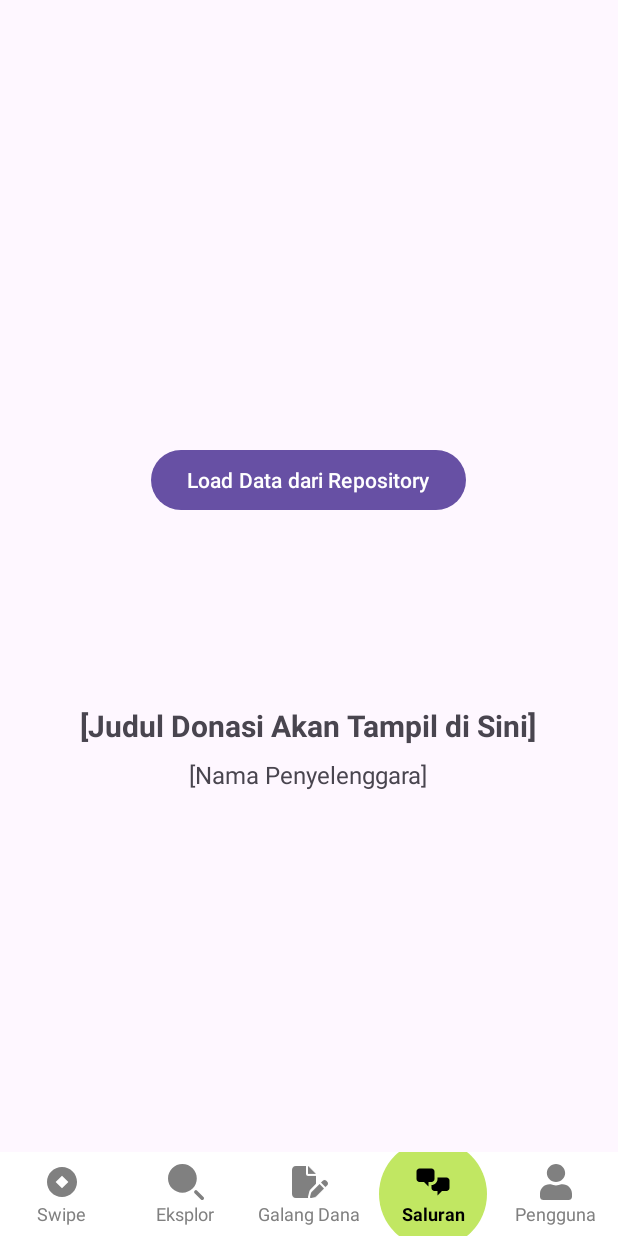
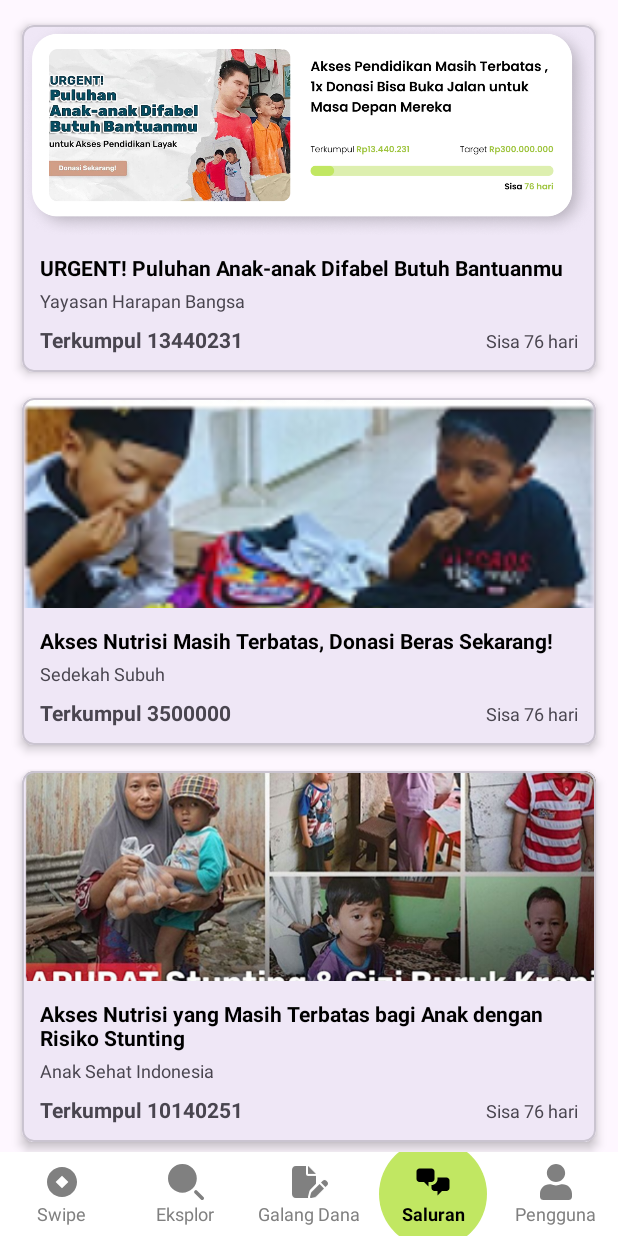
Before and after one commit to gresss27/Rahmat-UX, an Android app: the screen it shows after launch (MainActivity), item 4 of the bottom bar chosen, on a phone screen of 412 x 824 dp. Run offline under Robolectric (Android 15) with nearby library versions, the phone set to English and light mode, and no system bars.

Commit message:
Dummy Data Repository modified for recyclerview

```diff
--- a/app/src/main/java/com/example/rahmat_ux/SocialFragment.java
+++ b/app/src/main/java/com/example/rahmat_ux/SocialFragment.java
@@ -1,21 +1,23 @@
-package com.example.rahmat_ux; // Sesuaikan dengan nama paketmu
+package com.example.rahmat_ux;
 
 import android.os.Bundle;
 import android.view.LayoutInflater;
 import android.view.View;
 import android.view.ViewGroup;
-
 import androidx.annotation.NonNull;
 import androidx.annotation.Nullable;
 import androidx.fragment.app.Fragment;
+import androidx.recyclerview.widget.LinearLayoutManager;
 
-import com.example.rahmat_ux.data.DummyDataRepository; // Impor Repository
-import com.example.rahmat_ux.databinding.FragmentSocialBinding; // Impor Binding yang sesuai
-import com.example.rahmat_ux.model.Campaign; // Impor Model
+import com.example.rahmat_ux.adapter.CampaignAdapterTest; // Adapter diubah ke ...Test
+import com.example.rahmat_ux.data.DummyDataRepository;
+import com.example.rahmat_ux.databinding.FragmentSocialBinding; // Binding diubah ke FragmentSocialBinding
+import com.example.rahmat_ux.model.Campaign;
+
+import java.util.List;
 
 public class SocialFragment extends Fragment {
 
-    // Gunakan binding class yang sesuai dengan nama file XML
     private FragmentSocialBinding binding;
 
     @Nullable
@@ -29,19 +31,14 @@ public class SocialFragment extends Fragment {
     public void onViewCreated(@NonNull View view, @Nullable Bundle savedInstanceState) {
         super.onViewCreated(view, savedInstanceState);
 
-        // Beri aksi pada tombol
-        binding.buttonLoadData.setOnClickListener(new View.OnClickListener() {
-            @Override
-            public void onClick(View v) {
-                // Panggil method dari repository untuk mendapatkan data
-                Campaign detail = DummyDataRepository.getDonationDetail();
+        List<Campaign> campaignList = DummyDataRepository.getCampaignList();
 
-                // Gunakan data dari objek 'detail' untuk mengisi komponen UI
-                binding.textViewDonationTitle.setText(detail.getTitle());
-                binding.textViewOrganizerName.setText("Penyelenggara: " + detail.getOrganizerName());
-                binding.imageViewOrganizerLogo.setImageResource(detail.getOrganizerImageResId());
-            }
-        });
+        // Gunakan adapter yang sudah diubah namanya
+        CampaignAdapterTest adapter = new CampaignAdapterTest(campaignList);
+
+        // Atur RecyclerView dengan ID yang sesuai
+        binding.recyclerViewSocial.setLayoutManager(new LinearLayoutManager(getContext()));
+        binding.recyclerViewSocial.setAdapter(adapter);
     }
 
     @Override
--- /dev/null
+++ b/app/src/main/java/com/example/rahmat_ux/adapter/CampaignAdapterTest.java
@@ -0,0 +1,56 @@
+package com.example.rahmat_ux.adapter;
+
+import android.view.LayoutInflater;
+import android.view.ViewGroup;
+import androidx.annotation.NonNull;
+import androidx.recyclerview.widget.RecyclerView;
+
+import com.example.rahmat_ux.databinding.ItemCampaignTestBinding; // Diubah ke ...TestBinding
+import com.example.rahmat_ux.model.Campaign;
+import java.util.List;
+
+public class CampaignAdapterTest extends RecyclerView.Adapter<CampaignAdapterTest.CampaignViewHolderTest> {
+
+    private final List<Campaign> campaignList;
+
+    public CampaignAdapterTest(List<Campaign> campaignList) {
+        this.campaignList = campaignList;
+    }
+
+    @NonNull
+    @Override
+    public CampaignViewHolderTest onCreateViewHolder(@NonNull ViewGroup parent, int viewType) {
+        // Inflate layout ...test.xml
+        ItemCampaignTestBinding binding = ItemCampaignTestBinding.inflate(LayoutInflater.from(parent.getContext()), parent, false);
+        return new CampaignViewHolderTest(binding);
+    }
+
+    @Override
+    public void onBindViewHolder(@NonNull CampaignViewHolderTest holder, int position) {
+        Campaign campaign = campaignList.get(position);
+        holder.bind(campaign);
+    }
+
+    @Override
+    public int getItemCount() {
+        return campaignList.size();
+    }
+
+    // ViewHolder class juga diubah namanya
+    public static class CampaignViewHolderTest extends RecyclerView.ViewHolder {
+        private final ItemCampaignTestBinding binding;
+
+        public CampaignViewHolderTest(ItemCampaignTestBinding binding) {
+            super(binding.getRoot());
+            this.binding = binding;
+        }
+
+        public void bind(Campaign campaign) {
+            binding.imageViewCampaign.setImageResource(campaign.getMainImageResId());
+            binding.textViewTitle.setText(campaign.getTitle());
+            binding.textViewOrganizer.setText(campaign.getOrganizerName());
+            binding.textViewAmount.setText("Terkumpul " + campaign.getAmountCollected()); // Di model pakai long, pastikan konversi ke String
+            binding.textViewTime.setText(campaign.getTimeRemaining());
+        }
+    }
+}
--- a/app/src/main/java/com/example/rahmat_ux/data/DummyDataRepository.java
+++ b/app/src/main/java/com/example/rahmat_ux/data/DummyDataRepository.java
@@ -1,27 +1,71 @@
 package com.example.rahmat_ux.data;
 
-// Impor kelas Model dan resource (R)
 import com.example.rahmat_ux.model.Campaign;
 import com.example.rahmat_ux.R;
 
+import java.util.ArrayList;
+import java.util.List;
+
 public class DummyDataRepository {
 
-    public static Campaign getDonationDetail() {
-        // Data palsu untuk detail donasi
-        return new Campaign(
+    public static List<Campaign> getCampaignList() {
+        List<Campaign> campaignList = new ArrayList<>();
+
+        // Data 1: Anak Difabel
+        campaignList.add(new Campaign(
+                "URGENT! Puluhan Anak-anak Difabel Butuh Bantuanmu",
+                R.drawable.campaign_difabel,
+                "10 Juli 2025", "Sisa 76 hari",
+                13440231L, 300000000L,
+                30, 50, 20,
+                "Bantu penuhi kebutuhan akses pendidikan yang layak untuk anak-anak difabel.",
+                "Yayasan Harapan Bangsa", "Lembaga Sosial", R.drawable.logo_organizer
+        ));
+
+        // Data 2: Sedekah Subuh (Beras)
+        campaignList.add(new Campaign(
+                "Akses Nutrisi Masih Terbatas, Donasi Beras Sekarang!",
+                R.drawable.campaign_beras,
+                "15 Juni 2025", "Sisa 76 hari",
+                3500000L, 25000000L,
+                90, 10, 5,
+                "Bantu pulihkan masa depan mereka dengan memenuhi kebutuhan pangan pokok.",
+                "Sedekah Subuh", "Komunitas Relawan", R.drawable.logo_organizer
+        ));
+
+        // Data 3: Stunting
+        campaignList.add(new Campaign(
+                "Akses Nutrisi yang Masih Terbatas bagi Anak dengan Risiko Stunting",
+                R.drawable.campaign_stunting,
+                "01 Juli 2025", "Sisa 76 hari",
+                10140251L, 250000000L,
+                85, 40, 60,
+                "ARURAT Stunting & Gizi Buruk Kronis. Cegah stunting dengan memberikan gizi terbaik.",
+                "Anak Sehat Indonesia", "Organisasi Kesehatan", R.drawable.logo_organizer
+        ));
+
+        // Data 4: Yatim Piatu Disabilitas (Buku)
+        campaignList.add(new Campaign(
+                "Yatim Difabel Butuh Dukungan! Donasi Buku, Hadirkan Harapan Lewat Pendidikan",
+                R.drawable.campaign_yatim,
+                "20 Juni 2025", "Sisa 76 hari",
+                5250000L, 50000000L,
+                10, 95, 15,
+                "Tanpa keluarga, mereka butuh uluran tangan kita. Buku adalah jendela dunia, mari buka jendela itu untuk mereka.",
+                "Pustaka Harapan", "Gerakan Literasi", R.drawable.logo_organizer
+        ));
+
+        // Data 5: Gempa Bengkulu
+        campaignList.add(new Campaign(
                 "Ayo Bantu Bengkulu Pulih dari Gempa",
-                R.drawable.gambar_gempa, // Pastikan ada file ini di res/drawable
-                "27 Mei 2025",
-                "Sisa 23 hari",
-                203324000L,
-                250000000L,
-                75,
-                75,
-                75,
-                "Gempa bumi yang mengguncang wilayah Bengkulu pada Selasa, 27 Mei 2025 telah mengakibatkan banyak warga kehilangan tempat tinggal, barang-barang pribadi, dan akses terhadap kebutuhan dasar. Dalam kondisi darurat ini, solidaritas dan bantuan dari kita semua sangat dibutuhkan.",
-                "Bantuanmu Team",
-                "Pengusaha",
-                R.drawable.logo_organizer // Pastikan ada file ini di res/drawable
-        );
+                R.drawable.campaign_gempa,
+                "27 Mei 2025", "Sisa 23 hari",
+                203324000L, 250000000L,
+                75, 75, 75,
+                "Bantu pembangunan kembali rumah warga yang hancur akibat gempa.",
+                "Bantuanmu Team", "Tim Tanggap Bencana", R.drawable.logo_organizer
+        ));
+
+        return campaignList;
     }
 }
--- a/app/src/main/java/com/example/rahmat_ux/model/Campaign.java
+++ b/app/src/main/java/com/example/rahmat_ux/model/Campaign.java
@@ -24,9 +24,9 @@ public class Campaign {
     private final int organizerImageResId;
 
     public Campaign(String title, int mainImageResId, String dateStarted, String timeRemaining,
-                          long amountCollected, long targetAmount,
-                          int foodProgress, int clothingProgress, int medicineProgress,
-                          String description, String organizerName, String organizerOccupation, int organizerImageResId) {
+                    long amountCollected, long targetAmount,
+                    int foodProgress, int clothingProgress, int medicineProgress,
+                    String description, String organizerName, String organizerOccupation, int organizerImageResId) {
         this.title = title;
         this.mainImageResId = mainImageResId;
         this.dateStarted = dateStarted;
--- a/app/src/main/res/layout/fragment_social.xml
+++ b/app/src/main/res/layout/fragment_social.xml
@@ -1,41 +1,14 @@
 <?xml version="1.0" encoding="utf-8"?>
-<LinearLayout
-    xmlns:android="http://schemas.android.com/apk/res/android"
+<FrameLayout xmlns:android="http://schemas.android.com/apk/res/android"
     xmlns:tools="http://schemas.android.com/tools"
     android:layout_width="match_parent"
     android:layout_height="match_parent"
-    android:orientation="vertical"
-    android:gravity="center"
-    android:padding="16dp"
-    tools:context=".SocialFragment"> <Button
-    android:id="@+id/button_load_data"
-    android:layout_width="wrap_content"
-    android:layout_height="wrap_content"
-    android:text="Load Data dari Repository" />
-
-    <ImageView
-        android:id="@+id/image_view_organizer_logo"
-        android:layout_width="80dp"
-        android:layout_height="80dp"
-        android:layout_marginTop="30dp"
-        tools:src="@tools:sample/avatars" />
-
-    <TextView
-        android:id="@+id/text_view_donation_title"
-        android:layout_width="wrap_content"
-        android:layout_height="wrap_content"
-        android:layout_marginTop="16dp"
-        android:text="[Judul Donasi Akan Tampil di Sini]"
-        android:textAlignment="center"
-        android:textSize="20sp"
-        android:textStyle="bold" />
-
-    <TextView
-        android:id="@+id/text_view_organizer_name"
-        android:layout_width="wrap_content"
-        android:layout_height="wrap_content"
-        android:layout_marginTop="8dp"
-        android:text="[Nama Penyelenggara]"
-        android:textSize="16sp" />
-
-</LinearLayout>
+    xmlns:app="http://schemas.android.com/apk/res-auto"
+    tools:context=".SocialFragment"> <androidx.recyclerview.widget.RecyclerView
+    android:id="@+id/recycler_view_social"
+    android:layout_width="match_parent"
+    android:layout_height="match_parent"
+    android:clipToPadding="false"
+    android:padding="8dp"
+    app:layoutManager="androidx.recyclerview.widget.LinearLayoutManager"
+    tools:listitem="@layout/item_campaign_test" /> </FrameLayout>
--- /dev/null
+++ b/app/src/main/res/layout/item_campaign_test.xml
@@ -0,0 +1,72 @@
+<?xml version="1.0" encoding="utf-8"?>
+<com.google.android.material.card.MaterialCardView
+    xmlns:android="http://schemas.android.com/apk/res/android"
+    xmlns:app="http://schemas.android.com/apk/res-auto"
+    xmlns:tools="http://schemas.android.com/tools"
+    android:layout_width="match_parent"
+    android:layout_height="wrap_content"
+    app:cardCornerRadius="8dp"
+    app:cardElevation="4dp"
+    app:cardUseCompatPadding="true">
+
+    <LinearLayout
+        android:layout_width="match_parent"
+        android:layout_height="wrap_content"
+        android:orientation="vertical">
+
+        <ImageView
+            android:id="@+id/image_view_campaign"
+            android:layout_width="match_parent"
+            android:layout_height="140dp"
+            android:scaleType="centerCrop"
+            tools:src="@drawable/campaign_difabel" />
+
+        <LinearLayout
+            android:layout_width="match_parent"
+            android:layout_height="wrap_content"
+            android:orientation="vertical"
+            android:padding="12dp">
+
+            <TextView
+                android:id="@+id/text_view_title"
+                android:layout_width="match_parent"
+                android:layout_height="wrap_content"
+                android:maxLines="2"
+                android:ellipsize="end"
+                android:textColor="@android:color/black"
+                android:textStyle="bold"
+                tools:text="URGENT! Puluhan Anak-anak Difabel Butuh Bantuanmu" />
+
+            <TextView
+                android:id="@+id/text_view_organizer"
+                android:layout_width="wrap_content"
+                android:layout_height="wrap_content"
+                android:layout_marginTop="4dp"
+                android:textSize="12sp"
+                tools:text="Yayasan Harapan Bangsa" />
+
+            <LinearLayout
+                android:layout_width="match_parent"
+                android:layout_height="wrap_content"
+                android:layout_marginTop="8dp"
+                android:orientation="horizontal">
+
+                <TextView
+                    android:id="@+id/text_view_amount"
+                    android:layout_width="0dp"
+                    android:layout_height="wrap_content"
+                    android:layout_weight="1"
+                    android:textStyle="bold"
+                    tools:text="Terkumpul Rp13.440.231" />
+
+                <TextView
+                    android:id="@+id/text_view_time"
+                    android:layout_width="wrap_content"
+                    android:layout_height="wrap_content"
+                    android:textSize="12sp"
+                    tools:text="Sisa 76 hari" />
+            </LinearLayout>
+
+        </LinearLayout>
+    </LinearLayout>
+</com.google.android.material.card.MaterialCardView>
```
Also changed, not shown: app/src/main/res/drawable/campaign_beras.png (added), app/src/main/res/drawable/campaign_difabel.png (added), app/src/main/res/drawable/campaign_stunting.png (added), app/src/main/res/drawable/campaign_yatim.png (added), 2 other files.
